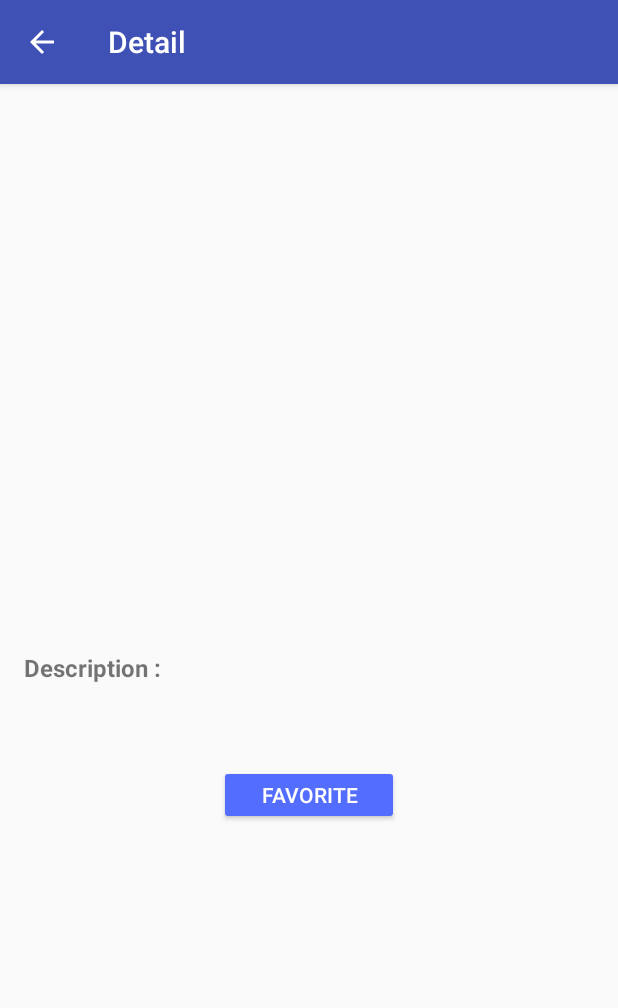
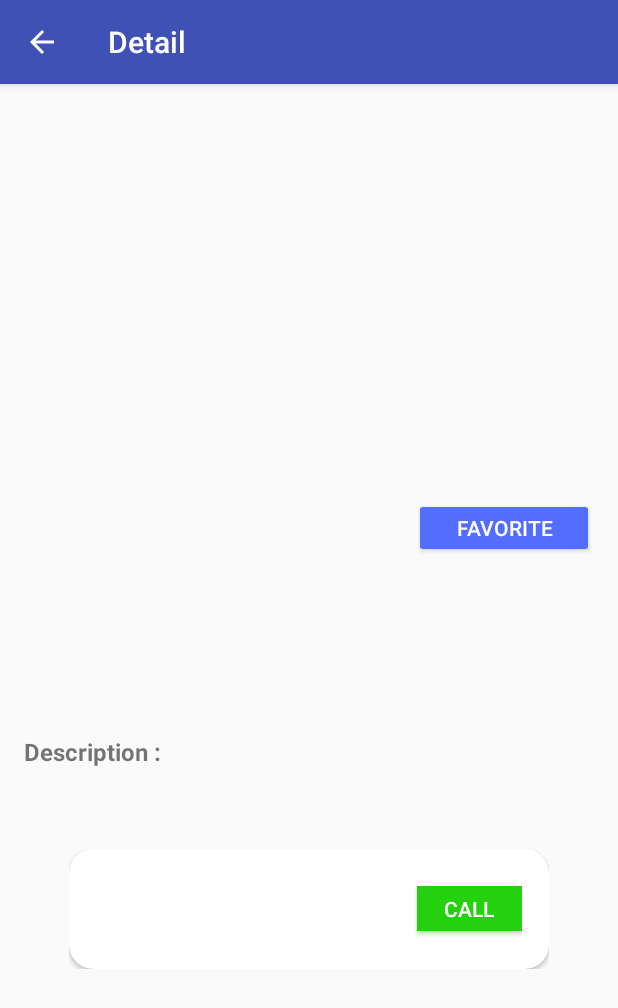
Before and after one commit to stanleymesa/Caritop, an Android app: the DetailActivity screen opened directly, with no data from a screen before it, on a phone screen of 412 x 824 dp. Shown: the top 1008 px of the screen. Run offline under Robolectric (Android 15) with nearby library versions, the phone set to English and light mode, and no system bars; our stand-ins replace CircleImageView; 2 statements that could not run were skipped.

Commit message:
layout penjual

```diff
--- a/app/src/main/res/layout/activity_about.xml
+++ b/app/src/main/res/layout/activity_about.xml
@@ -2,7 +2,6 @@
 <LinearLayout xmlns:android=
     "http://schemas.android.com/apk/res/android"
     xmlns:app="http://schemas.android.com/apk/res-auto"
-    xmlns:card_view="http://schemas.android.com/apk/res-auto"
     xmlns:tools="http://schemas.android.com/tools"
     android:layout_width="match_parent"
     android:layout_height="match_parent"
@@ -21,6 +20,7 @@
         android:fontFamily="cursive"/>
 
     <androidx.cardview.widget.CardView
+        xmlns:card_view="http://schemas.android.com/apk/res-auto"
         android:layout_width="320dp"
         android:layout_height="wrap_content"
         android:foregroundGravity="center_vertical"
--- a/app/src/main/res/layout/activity_detail.xml
+++ b/app/src/main/res/layout/activity_detail.xml
@@ -17,6 +17,23 @@
             android:layout_height="260dp"
             android:scaleType="fitXY"
             tools:src="@tools:sample/backgrounds/scenic"/>
+
+        <LinearLayout
+            android:layout_width="match_parent"
+            android:layout_height="wrap_content"
+            android:orientation="vertical"
+            android:gravity="end"
+            android:layout_marginTop="16dp"
+            android:layout_marginEnd="16dp">
+
+            <Button
+                android:id="@+id/btn_wishlist"
+                style="@style/Widget.AppCompat.Button.Colored"
+                android:layout_width="120dp"
+                android:layout_height="40dp"
+                android:text="@string/favorite"/>
+
+        </LinearLayout>
 
         <TextView
             android:id="@+id/tv_nama_laptop"
@@ -64,21 +81,55 @@
             android:textSize="16sp"/>
 
         <LinearLayout
-            android:layout_width="match_parent"
+            android:layout_marginTop="16dp"
+            android:layout_width="wrap_content"
             android:layout_height="wrap_content"
-            android:orientation="vertical"
-            android:gravity="center"
-            android:layout_marginTop="16dp">
+            android:orientation="horizontal"
+            android:layout_gravity="center"
+            android:layout_marginBottom="16dp">
 
-            <Button
-            android:id="@+id/btn_wishlist"
-            style="@style/Widget.AppCompat.Button.Colored"
-            android:layout_width="120dp"
-            android:layout_height="40dp"
-            android:text="@string/favorite"/>
+            <androidx.cardview.widget.CardView
+                android:layout_width="320dp"
+                android:layout_height="wrap_content"
+                app:cardCornerRadius="16dp">
+
+                <LinearLayout
+                    android:layout_width="wrap_content"
+                    android:layout_height="wrap_content"
+                    android:gravity="center">
+
+                    <de.hdodenhof.circleimageview.CircleImageView
+                        android:layout_width="80dp"
+                        android:layout_height="80dp"
+                        tools:src="@tools:sample/avatars">
+
+                    </de.hdodenhof.circleimageview.CircleImageView>
+
+                    <TextView
+                        android:layout_width="120dp"
+                        android:layout_height="wrap_content"
+                        tools:text="Stanley Mesa"
+                        android:layout_marginStart="16dp"
+                        android:textSize="16sp"
+                        android:fontFamily="casual"
+                        android:textStyle="bold"/>
+
+                    <Button
+                        android:layout_width="70dp"
+                        android:layout_height="30dp"
+                        android:text="Call"
+                        android:layout_marginStart="16dp"
+                        android:textColor="@color/white"
+                        android:background="@color/callButton"/>
+
+                </LinearLayout>
+
+            </androidx.cardview.widget.CardView>
 
 
         </LinearLayout>
+
+
 
     </LinearLayout>
 
--- a/app/src/main/res/values/colors.xml
+++ b/app/src/main/res/values/colors.xml
@@ -3,4 +3,6 @@
     <color name="colorPrimary">#3F51B5</color>
     <color name="colorPrimaryDark">#303F9F</color>
     <color name="colorAccent">#536DFE</color>
+    <color name="callButton">#25D10E</color>
+    <color name="white">#FFFFFF</color>
 </resources>
```
